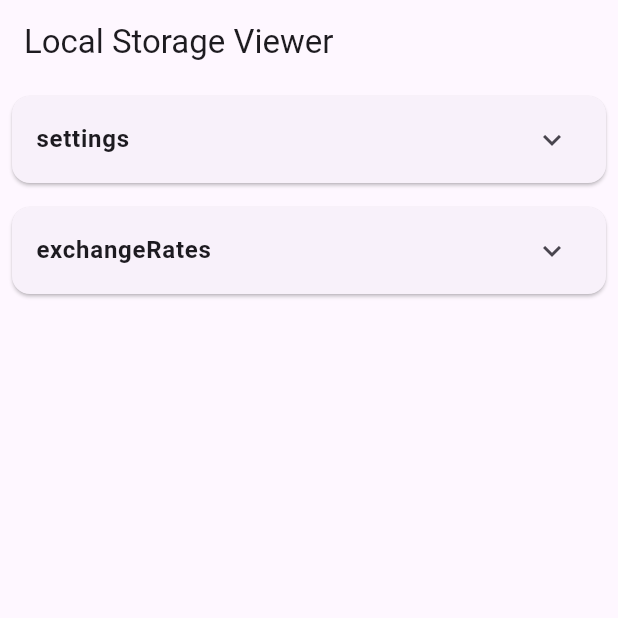
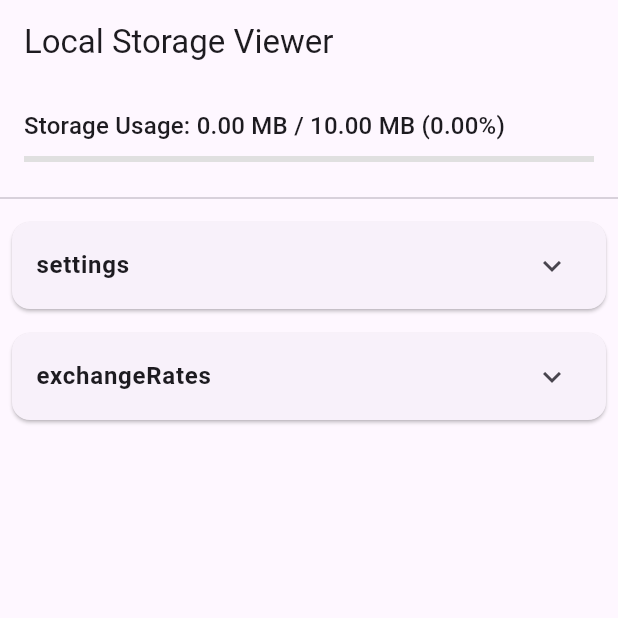
Before and after one commit to DAAC-A00/finow, a Flutter app: the StorageViewerScreen screen opened by its route, on a phone screen of 412 x 824 dp, the top half of it. Run offline on Flutter 3.47's test engine with Material 3 defaults, Android fonts, the phone set to English and light mode, and no system bars; our stand-ins replace dio, flutter_riverpod, go_router, hive, hive_flutter; accounts and stored records are empty; network calls fail.

Commit message:
feat: 환율 데이터 타임스탬프 형식 변경 및 스토리지 사용량 표시 추가

```diff
--- a/lib/features/exchange_rate/exchange_rate.dart
+++ b/lib/features/exchange_rate/exchange_rate.dart
@@ -7,8 +7,8 @@ part 'exchange_rate.g.dart';
 @JsonSerializable()
 class ExchangeRate extends HiveObject {
   @HiveField(0)
-  @JsonKey(name: 'time_last_update_utc')
-  final String lastUpdated;
+  @JsonKey(name: 'time_last_update_unix')
+  final int lastUpdatedUnix;
 
   @HiveField(1)
   @JsonKey(name: 'base_code')
@@ -19,7 +19,7 @@ class ExchangeRate extends HiveObject {
   final Map<String, double> rates;
 
   ExchangeRate({
-    required this.lastUpdated,
+    required this.lastUpdatedUnix,
     required this.baseCode,
     required this.rates,
   });
--- a/lib/features/storage_viewer/storage_viewer_screen.dart
+++ b/lib/features/storage_viewer/storage_viewer_screen.dart
@@ -8,18 +8,59 @@ final allStorageDataProvider = FutureProvider.autoDispose<Map<String, Map>>((ref
   return ref.watch(localStorageServiceProvider).getAllBoxes();
 });
 
+// 총 스토리지 사용량을 비동기적으로 가져오는 FutureProvider
+final storageUsageProvider = FutureProvider.autoDispose<int>((ref) {
+  return ref.watch(localStorageServiceProvider).getTotalStorageUsage();
+});
+
 class StorageViewerScreen extends ConsumerWidget {
   const StorageViewerScreen({super.key});
+
+  // 웹 기준 최대 저장 용량 (10MB)
+  static const double maxStorageMB = 10.0;
+  static const int maxStorageBytes = 10 * 1024 * 1024; // 10MB를 바이트로 변환
 
   @override
   Widget build(BuildContext context, WidgetRef ref) {
     final asyncData = ref.watch(allStorageDataProvider);
+    final asyncUsage = ref.watch(storageUsageProvider);
 
     return Scaffold(
       appBar: AppBar(
         title: const Text('Local Storage Viewer'),
       ),
-      body: asyncData.when(
+      body: Column(
+        children: [
+          // 스토리지 사용량 표시 위젯
+          asyncUsage.when(
+            loading: () => const LinearProgressIndicator(),
+            error: (err, stack) => Text('Usage Error: $err'),
+            data: (currentBytes) {
+              final currentMB = currentBytes / (1024 * 1024);
+              final percentage = (currentBytes / maxStorageBytes) * 100;
+              return Padding(
+                padding: const EdgeInsets.all(16.0),
+                child: Column(
+                  crossAxisAlignment: CrossAxisAlignment.start,
+                  children: [
+                    Text(
+                      'Storage Usage: ${currentMB.toStringAsFixed(2)} MB / ${maxStorageMB.toStringAsFixed(2)} MB (${percentage.toStringAsFixed(2)}%)',
+                      style: Theme.of(context).textTheme.titleMedium,
+                    ),
+                    const SizedBox(height: 8),
+                    LinearProgressIndicator(
+                      value: percentage / 100,
+                      backgroundColor: Colors.grey[300],
+                    ),
+                  ],
+                ),
+              );
+            },
+          ),
+          const Divider(),
+          // 저장된 데이터 목록
+          Expanded(
+            child: asyncData.when(
               loading: () => const Center(child: CircularProgressIndicator()),
               error: (err, stack) => Center(child: Text('Error: $err')),
               data: (allBoxes) {
@@ -36,7 +77,8 @@ class StorageViewerScreen extends ConsumerWidget {
                     return Card(
                       margin: const EdgeInsets.all(8.0),
                       child: ExpansionTile(
-                  title: Text(boxName, style: const TextStyle(fontWeight: FontWeight.bold)),
+                        title: Text(boxName,
+                            style: const TextStyle(fontWeight: FontWeight.bold)),
                         children: boxData.entries.map((entry) {
                           return ListTile(
                             title: Text(entry.key.toString()),
@@ -49,6 +91,9 @@ class StorageViewerScreen extends ConsumerWidget {
                 );
               },
             ),
+          ),
+        ],
+      ),
     );
   }
 }
--- a/pubspec.yaml
+++ b/pubspec.yaml
@@ -40,6 +40,7 @@ dependencies:
   hive_flutter: ^1.1.0
   dio: ^5.5.0+1
   json_annotation: ^4.9.0
+  intl: ^0.19.0
 
 dev_dependencies:
   build_runner: ^2.4.11
```
Also changed, not shown: lib/features/exchange_rate/exchange_rate_provider.dart (+39 -15 lines), lib/features/exchange_rate/exchange_rate_screen.dart (+24 -24 lines), lib/features/storage_viewer/local_storage_service.dart (+38 -0 lines), lib/features/exchange_rate/exchange_rate.g.dart, pubspec.lock. Lines whose indentation alone changed are shown as unchanged.
